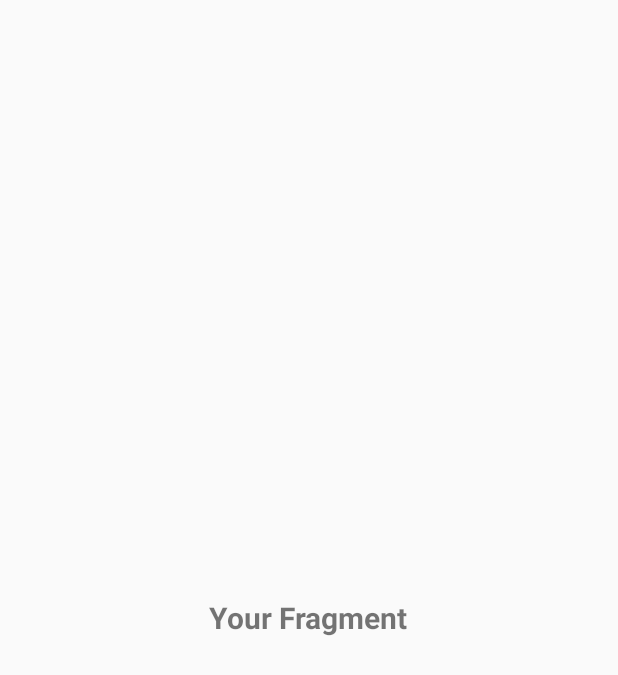
After one commit to gabydunn/jSoupAndroid, an Android app: the fragment FragmentYour shown on its own in the app's theme, on a phone screen of 412 x 824 dp. The commit adds this screen. Shown: the top 675 px of the screen. Run offline under Robolectric (Android 15) with nearby library versions, the phone set to English and light mode, and no system bars.

Commit message:
layout built!

```diff
--- a/RecipeFeed/app/build.gradle
+++ b/RecipeFeed/app/build.gradle
@@ -22,6 +22,9 @@ dependencies {
     implementation fileTree(dir: 'libs', include: ['*.jar'])
     implementation 'com.android.support:appcompat-v7:28.0.0'
     implementation 'com.android.support.constraint:constraint-layout:1.1.3'
+    implementation 'com.android.support:cardview-v7:28.0.0'
+    implementation 'com.android.support:recyclerview-v7:28.0.0'
+    implementation 'com.android.support:design:28.0.0'
     testImplementation 'junit:junit:4.12'
     androidTestImplementation 'com.android.support.test:runner:1.0.2'
     androidTestImplementation 'com.android.support.test.espresso:espresso-core:3.0.2'
--- /dev/null
+++ b/RecipeFeed/app/src/main/java/com/gdunn/owner/recipefeed/FragmentYour.java
@@ -0,0 +1,23 @@
+package com.gdunn.owner.recipefeed;
+
+import android.os.Bundle;
+import android.support.annotation.NonNull;
+import android.support.annotation.Nullable;
+import android.support.v4.app.Fragment;
+import android.view.LayoutInflater;
+import android.view.View;
+import android.view.ViewGroup;
+
+public class FragmentYour extends Fragment {
+    View view;
+    public FragmentYour(){
+
+    }
+
+    @Nullable
+    @Override
+    public View onCreateView(@NonNull LayoutInflater inflater, @Nullable ViewGroup container, @Nullable Bundle savedInstanceState) {
+        view = inflater.inflate(R.layout.your_layout, container, false);
+        return view;
+    }
+}
--- /dev/null
+++ b/RecipeFeed/app/src/main/res/layout/your_layout.xml
@@ -0,0 +1,14 @@
+<?xml version="1.0" encoding="utf-8"?>
+<LinearLayout
+    xmlns:android="http://schemas.android.com/apk/res/android" android:layout_width="match_parent"
+    android:layout_height="match_parent"
+    android:gravity="center">
+
+    <TextView
+        android:layout_width="wrap_content"
+        android:layout_height="wrap_content"
+        android:text="Your Fragment"
+        android:textStyle="bold"
+        android:textSize="20sp"/>
+
+</LinearLayout>
--- a/RecipeFeed/app/src/main/res/values/colors.xml
+++ b/RecipeFeed/app/src/main/res/values/colors.xml
@@ -1,6 +1,8 @@
 <?xml version="1.0" encoding="utf-8"?>
 <resources>
-    <color name="colorPrimary">#008577</color>
-    <color name="colorPrimaryDark">#00574B</color>
-    <color name="colorAccent">#D81B60</color>
+    <color name="colorPrimary">#D27A29</color>
+    <color name="colorPrimaryDark">#289F94</color>
+    <color name="tabTextColor">#fff</color>
+    <color name="tabIndicatorColor">#2d2d2d</color>
+    <color name="colorAccent">#542437</color>
 </resources>
```
Also changed, not shown: RecipeFeed/app/src/main/java/com/gdunn/owner/recipefeed/FragmentExplore.java (added, +21 -0 lines), RecipeFeed/app/src/main/java/com/gdunn/owner/recipefeed/Fragmentviewpager.java (added, +24 -0 lines), RecipeFeed/app/src/main/java/com/gdunn/owner/recipefeed/MainActivity.java (+18 -1 lines), RecipeFeed/app/src/main/java/com/gdunn/owner/recipefeed/ViewPagerAdapter.java (added, +40 -0 lines), RecipeFeed/app/src/main/res/layout/activity_main.xml (+29 -11 lines), RecipeFeed/app/src/main/res/layout/explore_layout.xml (added, +14 -0 lines), RecipeFeed/app/src/main/res/layout/viewpager_layout.xml (added, +14 -0 lines), RecipeFeed/app/src/main/res/drawable/appbaricon.png (added), RecipeFeed/app/src/main/res/drawable/bandh.png (added).
